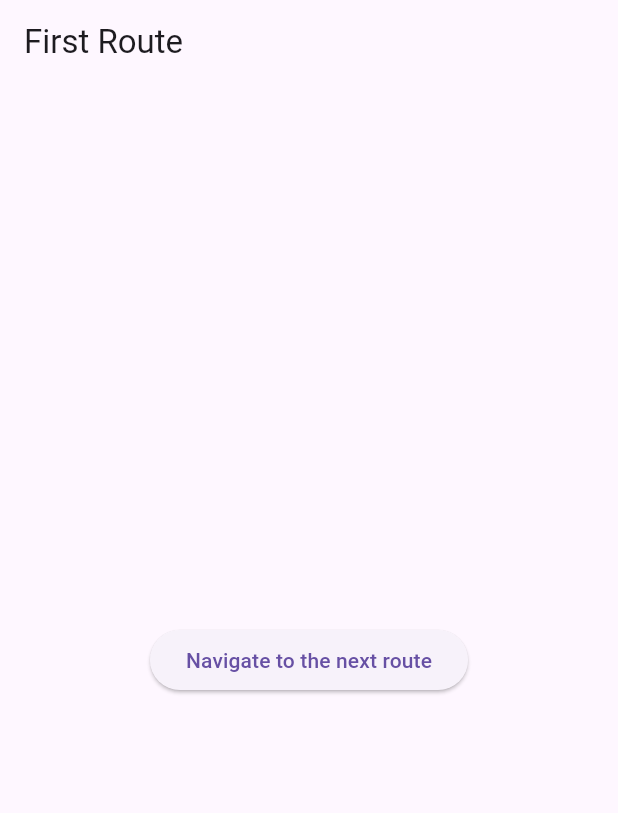
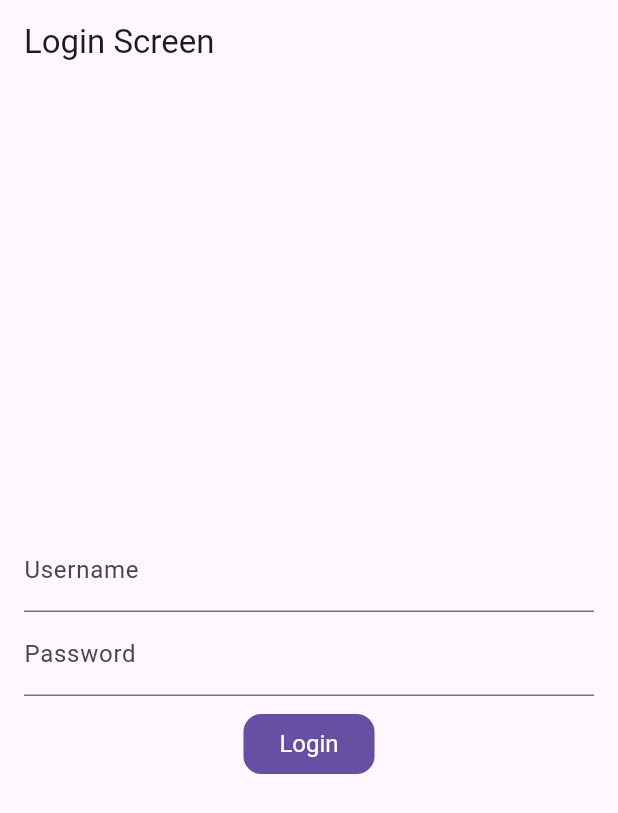
Before and after one commit to hankhongg/SE346-tasks, a Flutter app: the screen it shows after launch, on a phone screen of 412 x 824 dp. Shown: the top 813 px of the screen. Run offline on Flutter 3.47's test engine with Material 3 defaults, Android fonts, the phone set to English and light mode, and no system bars.

Commit message:
add screens

```diff
--- a/lib/main.dart
+++ b/lib/main.dart
@@ -1,4 +1,7 @@
 import 'package:flutter/material.dart';
+import 'package:routing_screens/screens/add-screen.dart';
+import 'package:routing_screens/screens/home-screen.dart';
+import 'package:routing_screens/screens/login-screen.dart';
 
 void main() {
   runApp(const MyApp());
@@ -11,83 +14,17 @@ class MyApp extends StatelessWidget {
   @override
   Widget build(BuildContext context) {
     return MaterialApp(
-      title: 'Nav Demo',
+      title: 'Reminder App',
       initialRoute: '/',
       routes: {
-        '/': (context) => const FirstRoute(),
+        '/': (context) => const LoginScreen(),
+        '/home': (context) => const HomeScreen(),
+        '/new-screen': (context) => const AddScreen(),
       },
-
-      onGenerateRoute: (settings) {
-      if (settings.name == '/second') {
-        final args = settings.arguments as String;
-        return MaterialPageRoute(
-          builder: (context) {
-            return SecondRoute(data: args);
-          },
-        );
-      }
-      assert(false, 'Need to implement ${settings.name}');
-      return null;
-    },
-
-    );
-  }
-}
-
-class FirstRoute extends StatelessWidget {
-  const FirstRoute({super.key});
-
-  @override
-  Widget build(BuildContext context) {
-    return Scaffold(
-      appBar: AppBar(
-        title: const Text('First Route'),
-      ),
-      body: Center(
-        child: ElevatedButton(
-          child: const Text('Navigate to the next route'),
-          onPressed: () {
-            // Navigate to the second route when tapped.
-            // Navigator.push(
-            //   context,
-            //   MaterialPageRoute(builder: (context) => const SecondRoute()),
-            // );
-            Navigator.pushNamed(context, '/second', arguments: 'Hello from the first route!');
-          },
-        ),
+      debugShowCheckedModeBanner: false,
+      theme: ThemeData(
+        primarySwatch: Colors.blue,
       ),
     );
   }
 }
-
-class SecondRoute extends StatelessWidget {
-  final String? data;
-  const SecondRoute({this.data, super.key});
-
-
-  @override
-  Widget build(BuildContext context) {
-    return Scaffold(
-      appBar: AppBar(
-        title: const Text('Second Route'),
-      ),
-      body: Center(
-        child: Column(
-          mainAxisAlignment: MainAxisAlignment.center,
-          children: [
-            Text(data ?? 'No data received'),
-            const SizedBox(height: 20),
-            ElevatedButton(
-              child: const Text('Go back!'),
-              onPressed: () {
-                Navigator.pop(context);
-              },
-            ),
-          ],
-        ),
-      ),
-
-    );
-
-  }
-}
--- /dev/null
+++ b/lib/screens/login-screen.dart
@@ -0,0 +1,86 @@
+import "package:flutter/material.dart";
+
+class LoginScreen extends StatefulWidget {
+  const LoginScreen({super.key});
+
+  @override
+  State<LoginScreen> createState() => _LoginScreenState();
+}
+
+class _LoginScreenState extends State<LoginScreen> {
+  final formKey = GlobalKey<FormState>();
+  final TextEditingController usernameTextEdittingController = TextEditingController();
+  final TextEditingController passwordTextEdittingController = TextEditingController();
+
+  void login() {
+    if (formKey.currentState!.validate()) {
+      if (usernameTextEdittingController.text == "admin" && passwordTextEdittingController.text == "123456") {
+        Navigator.pushNamed(context, '/home');
+      } else {
+        ScaffoldMessenger.of(context).showSnackBar(
+          const SnackBar(content: Text('Invalid username or password')),
+        );
+      }
+    }
+  }
+
+  @override
+  Widget build(BuildContext context) {
+    return Scaffold(
+      appBar: AppBar(
+        title: const Text('Login Screen'),
+      ),
+      body: Padding(
+        padding: const EdgeInsets.all(16.0),
+        child: Center(
+          child: Form(
+            key: formKey,
+            child: Column(
+              mainAxisAlignment: MainAxisAlignment.center,
+              children: [
+                TextFormField(
+                  controller: usernameTextEdittingController,
+                  decoration: const InputDecoration(labelText: 'Username'),
+                  validator: (value) {
+                    if (value == null || value.isEmpty) {
+                      return 'Please enter your username';
+                    }
+                    return null;
+                  },
+                ),
+                TextFormField(
+                  controller: passwordTextEdittingController,
+                  decoration: const InputDecoration(labelText: 'Password'),
+                  obscureText: true,
+                  validator: (value) {
+                    if (value == null || value.isEmpty) {
+                      return 'Please enter your password';
+                    }
+                    return null;
+                  },
+                ),
+                Padding(
+                  padding: const EdgeInsets.all(8.0),
+                  child: FilledButton(onPressed: login,
+                    style: ButtonStyle(
+                      textStyle: WidgetStateProperty.all(const TextStyle(fontSize: 16)),
+                      shape: WidgetStateProperty.all(
+                      RoundedRectangleBorder(
+                        borderRadius: BorderRadius.circular(12),
+                      ),
+
+                    ),
+                    ),
+                    child: Text("Login"),
+
+
+                  ),
+                )
+              ],
+            ),
+          ),
+        ),
+      ),
+    );
+  }
+}
```
Also changed, not shown: lib/components/reminder-row.dart (added, +35 -0 lines), lib/models/reminder.dart (added, +62 -0 lines), lib/screens/add-screen.dart (added, +110 -0 lines), lib/screens/home-screen.dart (added, +56 -0 lines).
